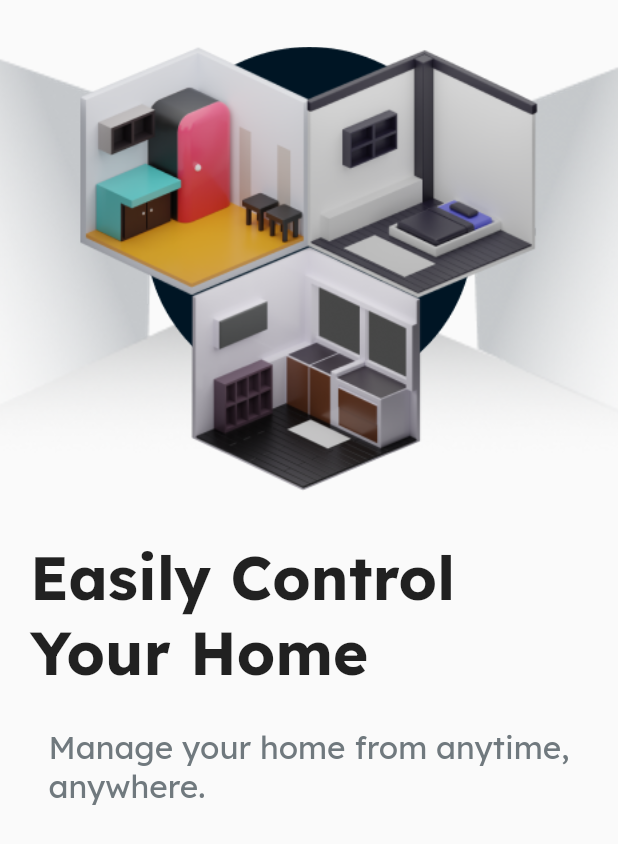
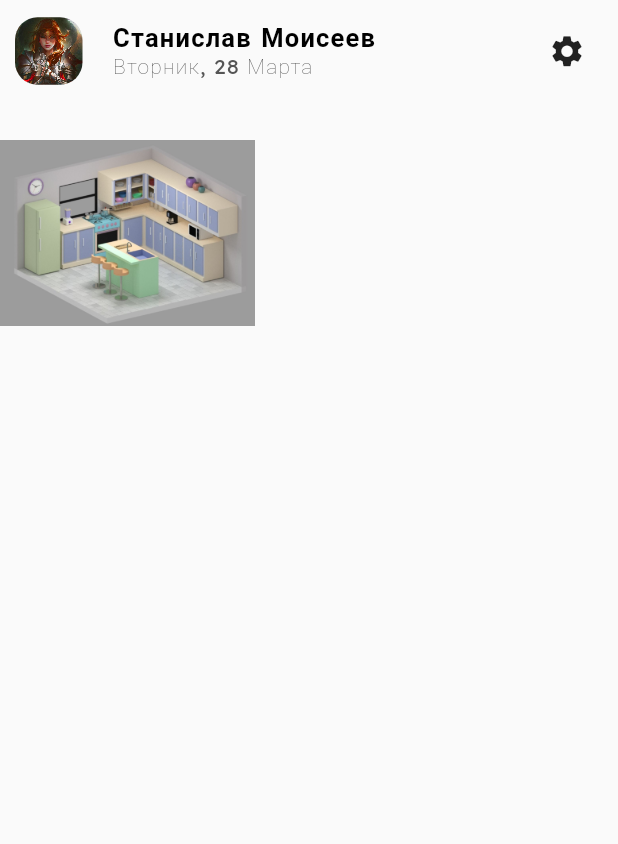
Before and after one commit to Hestia-Home/application, a Flutter app: the screen it shows after launch, on a phone screen of 412 x 824 dp. Shown: the top 844 px of the screen. Run offline on Flutter 3.47's test engine with Material 2 defaults, Android fonts, the light colour scheme and no system bars; our stand-ins replace auto_route, dio, equatable, flutter_bloc, flutter_secure_storage, local_auth and 1 more; missing offline and left inert: local_auth_android.

Commit message:
adding new data entities and removing excesive ones, started building ui template for main page

```diff
--- a/hestia/lib/feature/auth/data/data_source/remote_data_source/remote_data_source.dart
+++ b/hestia/lib/feature/auth/data/data_source/remote_data_source/remote_data_source.dart
@@ -1,4 +1,3 @@
-import 'dart:io';
 import 'package:dio/dio.dart';
 import 'package:flutter_smarthome/feature/auth/data/data_source/remote_data_source/i_remote_data_source.dart';
 
@@ -25,7 +24,6 @@ class RemoteDataSource implements IRemoteDataSource {
         "is_superuser": isSuperUser,
         "is_active": true
       });
-      print(response.toString());
     } catch (e) {
       response = e.toString();
     }
@@ -38,7 +36,6 @@ class RemoteDataSource implements IRemoteDataSource {
     try {
       response = await dio
           .post(register, data: {"username": username, "password": password});
-      print(response.data.toString());
     } catch (e) {
       response = e.toString();
     }
--- a/hestia/lib/feature/main/data/data_source/remote_data_source/i_remote_data_source.dart
+++ b/hestia/lib/feature/main/data/data_source/remote_data_source/i_remote_data_source.dart
@@ -1,3 +1,3 @@
 abstract class IRemoteDataSource {
-  void setTargetTemperatureInWeatherStation();
+  void setTargetTemperatureInWeatherStation(double targetTemperature);
 }
--- /dev/null
+++ b/hestia/lib/feature/main/presentation/screens/main_screen.dart
@@ -0,0 +1,119 @@
+import 'package:flutter/material.dart';
+import 'package:intl/intl.dart';
+import 'package:intl/date_symbol_data_local.dart';
+
+const user = "Станислав Моисеев";
+final DateTime dateTime = DateTime.now();
+
+class MainScreen extends StatelessWidget {
+  const MainScreen({
+    super.key, //required this.image
+  });
+
+  @override
+  Widget build(BuildContext context) {
+    return Scaffold(
+      body: SafeArea(
+          child: Center(
+        child: Column(
+          children: [
+            userComponent(
+                image: const AssetImage(
+                  "assets/main/user_image.jpg",
+                ),
+                userName: user),
+            const SizedBox(height: 25),
+            roomImageComponent(const AssetImage('assets/main/kitchen.jpg'))
+          ],
+        ),
+      )),
+    );
+  }
+
+  Widget roomImageComponent(ImageProvider image) {
+    return Align(
+      alignment: Alignment.topLeft,
+      child: Container(
+        height: 125,
+        width: 170,
+        decoration: BoxDecoration(image: DecorationImage(image: image)),
+      ),
+    );
+  }
+
+  Widget userComponent({
+    required ImageProvider image,
+    required String userName,
+  }) {
+    initializeDateFormatting();
+    return Padding(
+      padding: const EdgeInsets.all(10.0),
+      child: Row(
+        children: [
+          InkWell(
+            onTap: () {},
+            child: ClipRRect(
+              borderRadius: BorderRadius.circular(15),
+              child: Container(
+                height: 45,
+                width: 45,
+                decoration: BoxDecoration(
+                    image: DecorationImage(
+                  image: image,
+                  filterQuality: FilterQuality.high,
+                )),
+              ),
+            ),
+          ),
+          const SizedBox(
+            width: 20,
+          ),
+          Column(
+            mainAxisAlignment: MainAxisAlignment.center,
+            crossAxisAlignment: CrossAxisAlignment.start,
+            children: [
+              Text(
+                userName,
+                style: const TextStyle(
+                    color: Colors.black,
+                    letterSpacing: 0.8,
+                    fontFamily: "Lexend",
+                    fontSize: 17,
+                    fontWeight: FontWeight.bold),
+              ),
+              Text(
+                DateFormat('EEEE, d MMMM', 'ru').format(dateTime).toTitleCase(),
+                style: const TextStyle(
+                    letterSpacing: 0.8,
+                    fontFamily: "Lexend",
+                    fontSize: 14,
+                    fontWeight: FontWeight.w100,
+                    color: Color.fromARGB(255, 85, 85, 85)),
+              ),
+            ],
+          ),
+          Expanded(
+            child: Align(
+              alignment: AlignmentDirectional.topEnd,
+              child: IconButton(
+                  onPressed: () {},
+                  icon: const Icon(
+                    Icons.settings,
+                    size: 25,
+                  )),
+            ),
+          ),
+        ],
+      ),
+    );
+  }
+}
+
+extension StringCasingExtension on String {
+  String toCapitalized() =>
+      length > 0 ? '${this[0].toUpperCase()}${substring(1).toLowerCase()}' : '';
+  String toTitleCase() => replaceAll(RegExp(' +'), ' ')
+      .split(' ')
+      .map((str) => str.toCapitalized())
+      .join(' ');
+}
--- a/hestia/lib/main.dart
+++ b/hestia/lib/main.dart
@@ -2,6 +2,7 @@ import 'package:flutter/material.dart';
 import 'package:flutter_bloc/flutter_bloc.dart';
 import 'package:flutter_smarthome/core/di/service_locator.dart';
 import 'package:flutter_smarthome/core/navigation/auth/app_router.gr.dart';
+import 'package:flutter_smarthome/feature/main/presentation/screens/main_screen.dart';
 import 'feature/auth/presentation/bloc/auth_cubit.dart';
 
 void main() async {
@@ -17,11 +18,15 @@ class MyApp extends StatelessWidget {
 
   @override
   Widget build(BuildContext context) {
-    BlocProvider.of<AuthCubit>(context).navigateToAuthPages();
-    return MaterialApp.router(
-      routerDelegate: appRouter.delegate(),
-      routeInformationParser: appRouter.defaultRouteParser(),
+    return MaterialApp(
+      home: const MainScreen(),
       debugShowCheckedModeBanner: false,
     );
+    // BlocProvider.of<AuthCubit>(context).navigateToAuthPages();
+    // return MaterialApp.router(
+    //   routerDelegate: appRouter.delegate(),
+    //   routeInformationParser: appRouter.defaultRouteParser(),
+    //   debugShowCheckedModeBanner: false,
+    // );
   }
 }
--- a/hestia/pubspec.yaml
+++ b/hestia/pubspec.yaml
@@ -76,6 +76,7 @@ flutter:
   assets:
     - assets/
     - assets/auth/
+    - assets/main/
 
   # An image asset can refer to one or more resolution-specific "variants", see
   # https://flutter.dev/assets-and-images/#resolution-aware
```
Also changed, not shown: hestia/lib/feature/main/data/data_source/remote_data_source/remote_data_source.dart (+20 -17 lines), hestia/lib/feature/main/data/model/lighting_device_model.dart (added, +17 -0 lines), hestia/lib/feature/main/data/model/room_model.dart (deleted, +0 -13 lines), hestia/lib/feature/main/domain/entity/lighting_device_entity.dart (added, +13 -0 lines), hestia/lib/feature/main/domain/entity/room_entity.dart (deleted, +0 -12 lines), hestia/lib/feature/main/presentation/screens/test_screen.dart (deleted, +0 -31 lines), hestia/assets/main/empty_user_icon.png (added), hestia/assets/main/kitchen.jpg (added), hestia/assets/main/user_image.jpg (added), hestia/assets/main/user_image.png (added).
